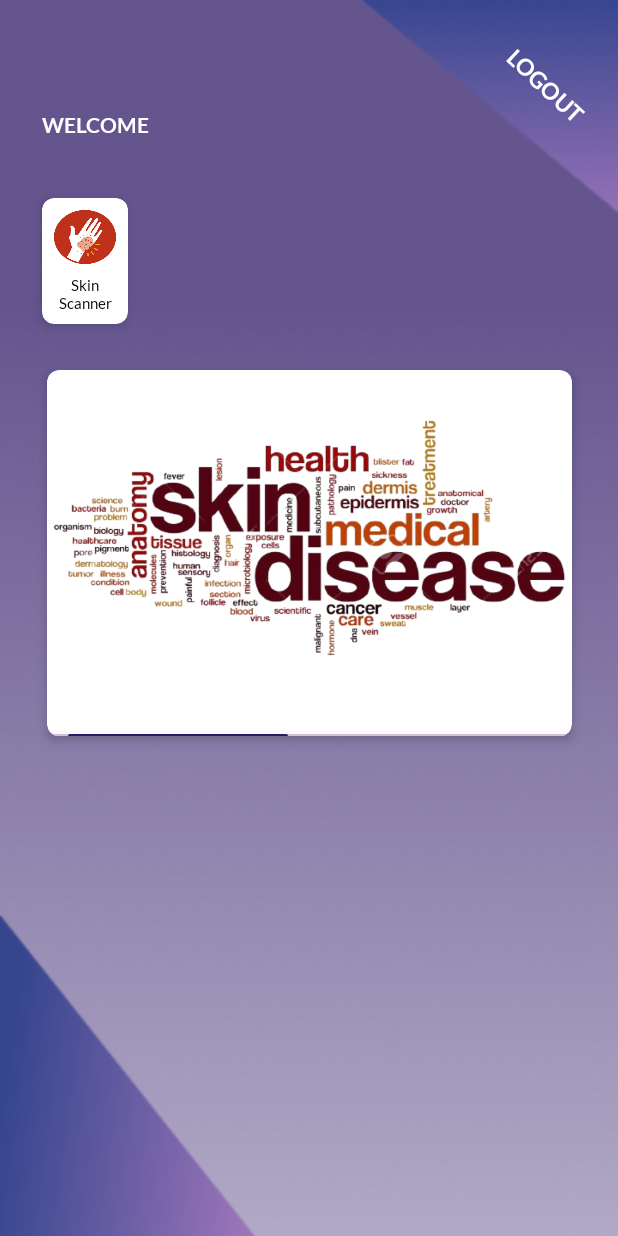
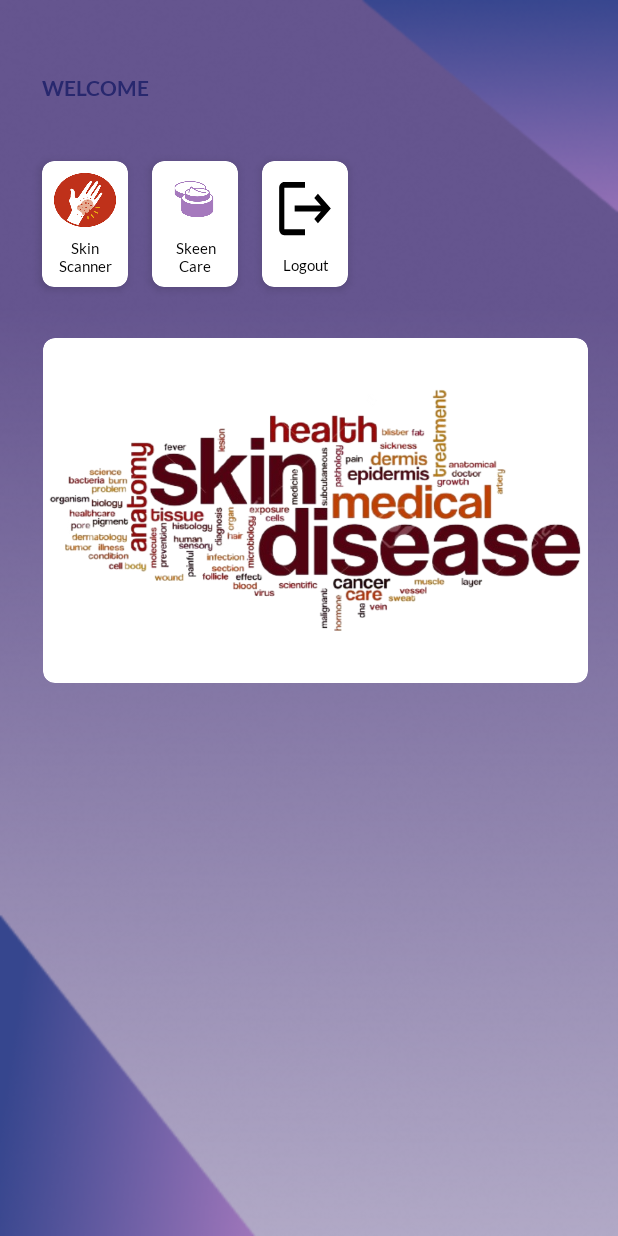
Before and after one commit to EverdD/SKeen, an Android app: the screen it shows after launch once a user with an empty profile is signed in (MainActivity), on a phone screen of 412 x 824 dp. Run offline under Robolectric (Android 15) with nearby library versions, the phone set to English and light mode, and no system bars; our stand-ins replace Firebase (no records; nobody signed in at launch, a user with empty details on screens opened directly); 4 statements that could not run were skipped.

Commit message:
update xml skeencare

```diff
--- /dev/null
+++ b/app/src/main/java/com/bangkit/skeen/skeencare/SkeenCare.kt
@@ -0,0 +1,4 @@
+package com.bangkit.login.skeencare
+
+class SkeenCare {
+}
--- a/app/src/main/res/layout/activity_main.xml
+++ b/app/src/main/res/layout/activity_main.xml
@@ -1,4 +1,3 @@
-<?xml version="1.0" encoding="utf-8"?>
 <androidx.constraintlayout.widget.ConstraintLayout xmlns:android="http://schemas.android.com/apk/res/android"
     xmlns:app="http://schemas.android.com/apk/res-auto"
     xmlns:tools="http://schemas.android.com/tools"
@@ -14,11 +13,11 @@
         android:id="@+id/tv_logout"
         android:layout_width="wrap_content"
         android:layout_height="wrap_content"
-        android:layout_marginTop="48dp"
+        android:layout_marginTop="24dp"
         android:layout_marginEnd="16dp"
         android:fontFamily="@font/lato_bold"
-        android:rotation="43"
-        android:text="LOGOUT"
+        android:rotation="34"
+        android:text=""
         android:textColor="@color/white"
         android:textSize="15sp"
         app:layout_constraintEnd_toEndOf="parent"
@@ -32,7 +31,7 @@
         android:layout_marginTop="8dp"
         android:fontFamily="@font/lato_bold"
         android:text="WELCOME"
-        android:textColor="@color/white"
+        android:textColor="@color/colorSecondaryPrimary"
         app:layout_constraintStart_toStartOf="parent"
         app:layout_constraintTop_toBottomOf="@+id/tv_logout" />
 
@@ -43,7 +42,7 @@
         android:layout_marginTop="8dp"
         android:fontFamily="@font/lato_regular"
         android:text="email@bangkit.com"
-        android:textColor="@color/white"
+        android:textColor="@color/black"
         app:layout_constraintEnd_toEndOf="@+id/textView"
         app:layout_constraintHorizontal_bias="0.0"
         app:layout_constraintStart_toStartOf="@+id/textView"
@@ -89,40 +88,110 @@
 
     </androidx.cardview.widget.CardView>
 
+    <!-- New CardView for SkeenCare Button -->
     <androidx.cardview.widget.CardView
-        android:id="@+id/cv_viewPager"
-        android:layout_width="350dp"
-        android:layout_height="244dp"
+        android:id="@+id/cv_skeencare"
+        android:layout_width="57dp"
+        android:layout_height="84dp"
+        android:layout_marginStart="16dp"
+        android:layout_marginTop="16dp"
         app:cardCornerRadius="8dp"
         app:cardElevation="4dp"
-        app:layout_constraintBottom_toBottomOf="parent"
-        app:layout_constraintEnd_toEndOf="parent"
-        app:layout_constraintStart_toStartOf="parent"
-        app:layout_constraintTop_toBottomOf="@+id/cv_scanner"
-        app:layout_constraintVertical_bias="0.084">
+        app:layout_constraintStart_toEndOf="@+id/cv_scanner"
+        app:layout_constraintTop_toBottomOf="@+id/tv_user">
 
         <LinearLayout
             android:layout_width="match_parent"
-            android:layout_height="wrap_content"
-            android:orientation="vertical">
+            android:layout_height="match_parent"
+            android:orientation="vertical"
+            android:padding="8dp">
 
-            <androidx.viewpager2.widget.ViewPager2
-                android:id="@+id/viewPager"
+            <ImageView
+                android:id="@+id/iv_skeencare"
                 android:layout_width="match_parent"
-                android:layout_height="224dp" />
+                android:layout_height="0dp"
+                android:layout_weight="1"
+                android:background="@drawable/skeencare"
+                android:scaleType="fitCenter" />
 
-            <com.google.android.material.tabs.TabLayout
-                android:id="@+id/tabLayout"
+            <TextView
+                android:id="@+id/tv_skeencare_button"
                 android:layout_width="match_parent"
                 android:layout_height="wrap_content"
-                android:layout_marginTop="16dp"
-                app:tabBackground="@android:color/transparent"
-                app:tabIndicatorColor="@color/colorThird"
-                app:tabIndicatorHeight="1dp"
-                app:tabRippleColor="@android:color/transparent" />
+                android:layout_marginTop="8dp"
+                android:fontFamily="@font/lato_regular"
+                android:gravity="center"
+                android:text="Skeen Care"
+                android:textColor="@color/black"
+                android:textSize="10sp" />
 
         </LinearLayout>
 
     </androidx.cardview.widget.CardView>
 
+    <androidx.cardview.widget.CardView
+        android:id="@+id/cv_logout"
+        android:layout_width="57dp"
+        android:layout_height="84dp"
+        android:layout_marginStart="16dp"
+        android:layout_marginTop="16dp"
+        app:cardCornerRadius="8dp"
+        app:cardElevation="4dp"
+        app:layout_constraintStart_toEndOf="@+id/cv_skeencare"
+        app:layout_constraintTop_toBottomOf="@+id/tv_user">
+
+        <LinearLayout
+            android:layout_width="match_parent"
+            android:layout_height="match_parent"
+            android:orientation="vertical"
+            android:padding="8dp">
+
+            <ImageView
+                android:id="@+id/iv_logout"
+                android:layout_width="match_parent"
+                android:layout_height="0dp"
+                android:layout_weight="1"
+                android:background="@drawable/ic_logout"
+                android:scaleType="fitCenter" />
+
+            <TextView
+                android:id="@+id/tv_logout_button"
+                android:layout_width="match_parent"
+                android:layout_height="wrap_content"
+                android:layout_marginTop="8dp"
+                android:fontFamily="@font/lato_regular"
+                android:gravity="center"
+                android:text="Logout"
+                android:textColor="@color/black"
+                android:textSize="10sp" />
+
+        </LinearLayout>
+
+    </androidx.cardview.widget.CardView>
+
+    <androidx.cardview.widget.CardView
+        android:id="@+id/cv_banner"
+        android:layout_width="363dp"
+        android:layout_height="230dp"
+        app:cardCornerRadius="8dp"
+        app:cardElevation="4dp"
+        app:layout_constraintBottom_toBottomOf="parent"
+        app:layout_constraintEnd_toEndOf="parent"
+        app:layout_constraintHorizontal_bias="0.583"
+        app:layout_constraintStart_toStartOf="parent"
+        app:layout_constraintTop_toBottomOf="@+id/cv_scanner"
+        app:layout_constraintVertical_bias="0.084">
+
+        <ImageView
+            android:id="@+id/iv_banner"
+            android:layout_width="match_parent"
+            android:layout_height="230dp"
+            android:adjustViewBounds="true"
+            android:scaleType="fitXY"
+            android:src="@drawable/banner_skin1"
+            tools:layout_editor_absoluteX="28dp"
+            tools:layout_editor_absoluteY="283dp" />
+
+    </androidx.cardview.widget.CardView>
+
 </androidx.constraintlayout.widget.ConstraintLayout>
```
Also changed, not shown: app/src/main/res/layout/activity_skeencare.xml (added, +50 -0 lines), app/src/main/res/layout/activity_skeencare_item.xml (added, +49 -0 lines), app/src/main/res/layout/activity_skeencare_item_detail.xml (added, +48 -0 lines), app/src/main/res/drawable/skeencare.png (added).
